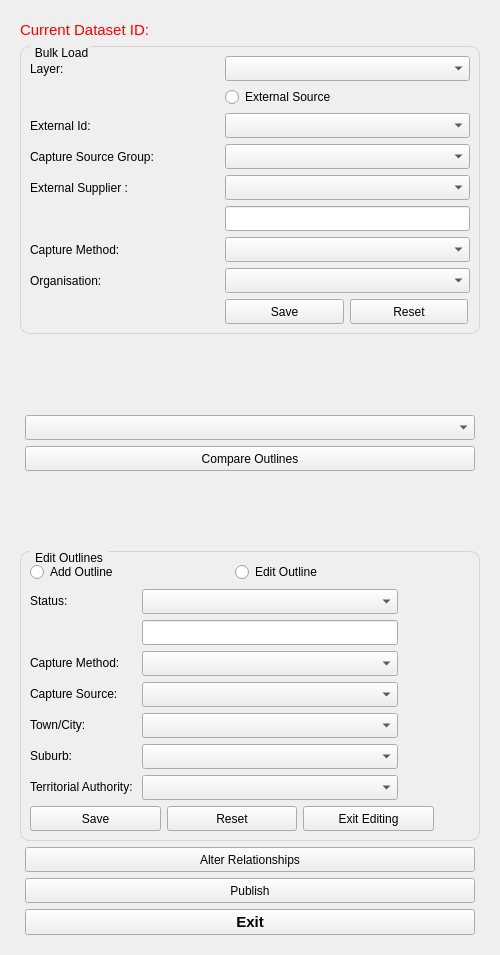
Before: the Qt Designer form buildings/gui/bulk_load.ui in linz/nz-buildings, drawn with Qt 5.
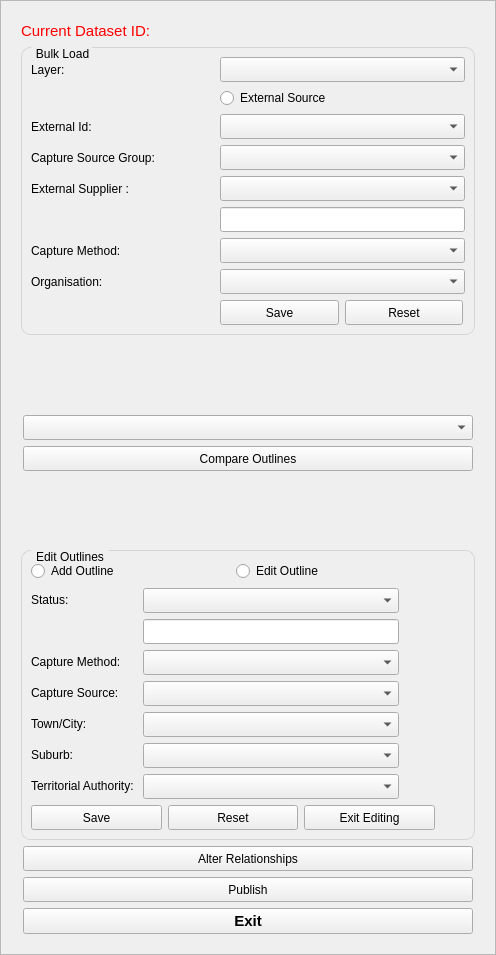
After: the same form once the commit is applied. Custom widgets are drawn as their Qt base class.

Commit message: Move menu_frame buttons to sub menu

Patch:
```diff
--- a/buildings/gui/bulk_load.ui
+++ b/buildings/gui/bulk_load.ui
@@ -6,7 +6,7 @@
    <rect>
     <x>0</x>
     <y>0</y>
-    <width>500</width>
+    <width>496</width>
     <height>955</height>
    </rect>
   </property>
@@ -20,7 +20,10 @@
    <string>Frame</string>
   </property>
   <property name="frameShape">
-   <enum>QFrame::NoFrame</enum>
+   <enum>QFrame::StyledPanel</enum>
+  </property>
+  <property name="frameShadow">
+   <enum>QFrame::Raised</enum>
   </property>
   <layout class="QVBoxLayout" name="verticalLayout">
    <item>
@@ -37,7 +40,7 @@
         <x>0</x>
         <y>0</y>
         <width>482</width>
-        <height>937</height>
+        <height>922</height>
        </rect>
       </property>
       <layout class="QVBoxLayout" name="verticalLayout_2">
```
Left out of the diff: 4 changed lines with no effect on the pictures. The commit also changes 12 other files.
